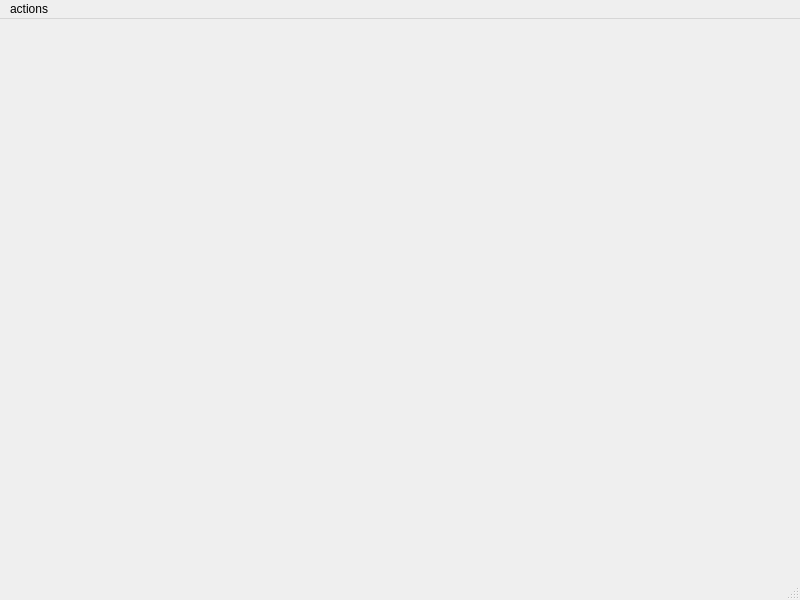
The window that ui/mqtt_live.ui (SunshadeCorp/management-gui) describes before a commit, drawn with Qt 5.
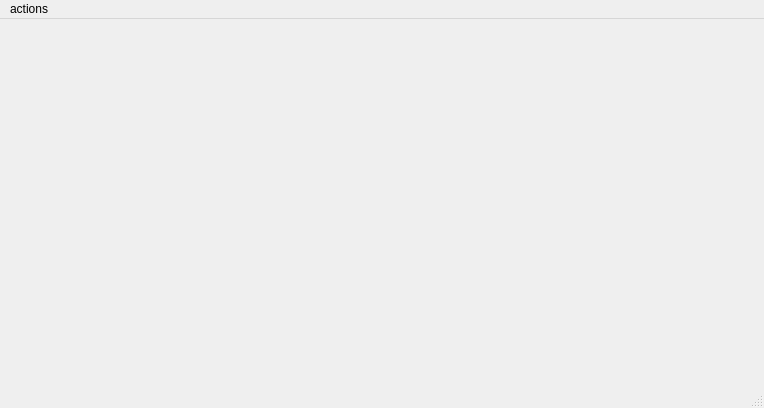
The same window after the commit.

Commit message: show connecting on start

What changed in the file:
```diff
--- a/ui/mqtt_live.ui
+++ b/ui/mqtt_live.ui
@@ -6,8 +6,8 @@
    <rect>
     <x>0</x>
     <y>0</y>
-    <width>800</width>
-    <height>600</height>
+    <width>764</width>
+    <height>408</height>
    </rect>
   </property>
   <property name="windowTitle">
@@ -21,8 +21,8 @@
     <rect>
      <x>0</x>
      <y>0</y>
-     <width>800</width>
-     <height>26</height>
+     <width>764</width>
+     <height>21</height>
     </rect>
    </property>
    <widget class="QMenu" name="menuactions">
```
Left out of the diff: 2 changed lines with no effect on the pictures.
